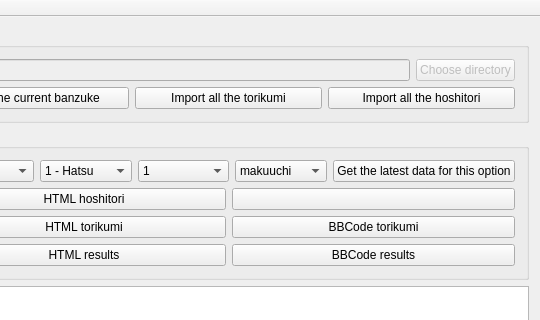
This is mainwindow.ui in akdtg/ozumo as Qt 5 draws it before an edit; both pictures show x 83 to 623 and y 0 to 320 of the 623 by 615 pixel window. The edited form follows.
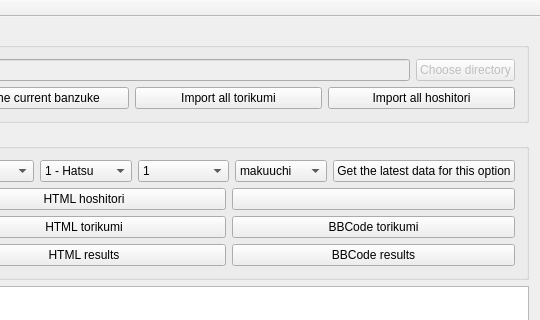
This is the edited form.

Diff of the .ui file:
```diff
--- a/mainwindow.ui
+++ b/mainwindow.ui
@@ -57,7 +57,7 @@
          <item>
           <widget class="QPushButton" name="pushButton_importAllTorikumi">
            <property name="text">
-            <string>Import all the torikumi</string>
+            <string>Import all torikumi</string>
            </property>
           </widget>
          </item>
@@ -67,7 +67,7 @@
             <bool>true</bool>
            </property>
            <property name="text">
-            <string>Import all the hoshitori</string>
+            <string>Import all hoshitori</string>
            </property>
           </widget>
          </item>
```
